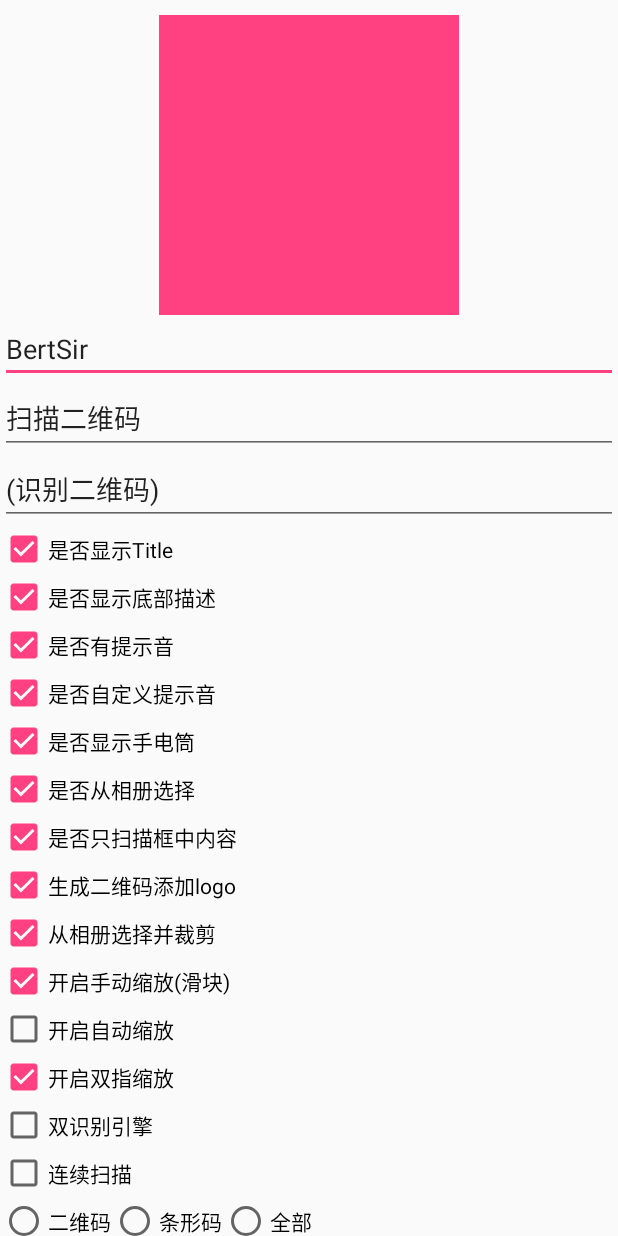
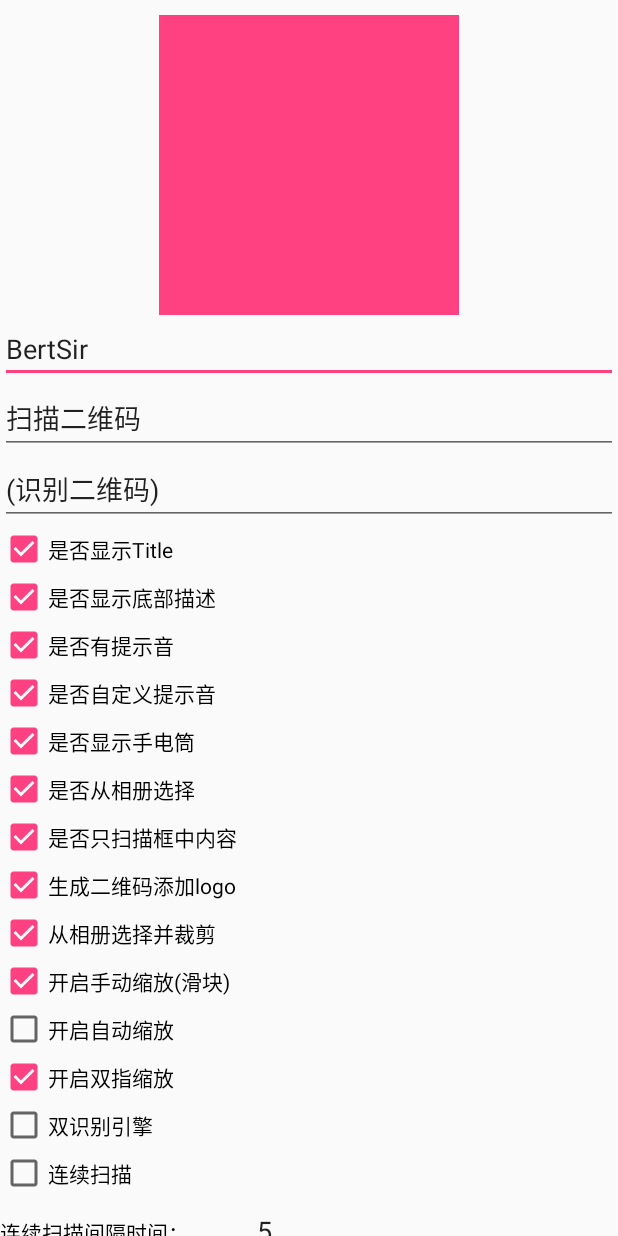
Before and after one commit to bertsir/zBarLibary, an Android app: the layout activity_main.xml on its own in the app's theme, with its tools: preview values and no code run, on a phone screen of 412 x 824 dp. Run offline under Robolectric (Android 15) with nearby library versions, the light colour scheme and no system bars.

Commit message:
新增功能

```diff
--- a/app/build.gradle
+++ b/app/build.gradle
@@ -7,8 +7,8 @@ android {
         applicationId "cn.bertsir.qrtest"
         minSdkVersion 18
         targetSdkVersion 25
-        versionCode 20
-        versionName "4.8"
+        versionCode 21
+        versionName "4.9"
         testInstrumentationRunner "android.support.test.runner.AndroidJUnitRunner"
         ndk {
             abiFilters "armeabi-v7a"  // 指定要ndk需要兼容的架构(这样其他依赖包里mips,x86,armeabi,arm-v8之类的so会被过滤掉)
--- a/app/src/main/java/cn/bertsir/qrtest/MainActivity.java
+++ b/app/src/main/java/cn/bertsir/qrtest/MainActivity.java
@@ -49,7 +49,7 @@ public class MainActivity extends AppCompatActivity implements View.OnClickListe
     private RadioButton rb_screen_sx;
     private RadioButton rb_screen_hx;
     private RadioButton rb_screen_auto;
-
+    private EditText et_loop_scan_time;
 
 
     @Override
@@ -106,6 +106,7 @@ public class MainActivity extends AppCompatActivity implements View.OnClickListe
         rb_screen_hx = (RadioButton) findViewById(R.id.rb_screen_hx);
         rb_screen_sx = (RadioButton) findViewById(R.id.rb_screen_sx);
         rb_screen_auto = (RadioButton) findViewById(R.id.rb_screen_auto);
+        et_loop_scan_time = (EditText) findViewById(R.id.et_loop_scan_time);
 
         rb_qrcode.setChecked(true);
         rb_screen_sx.setChecked(true);
@@ -181,6 +182,7 @@ public class MainActivity extends AppCompatActivity implements View.OnClickListe
                 .setScreenOrientation(screen)//设置屏幕方式
                 .setOpenAlbumText("选择要识别的图片")//打开相册的文字
                 .setLooperScan(cb_loop_scan.isChecked())//是否连续扫描二维码
+                .setLooperWaitTime(Integer.parseInt(et_loop_scan_time.getText().toString())*1000)//连续扫描间隔时间
                 .create();
         QrManager.getInstance().init(qrConfig).startScan(MainActivity.this, new QrManager.OnScanResultCallback() {
             @Override
--- a/app/src/main/res/layout/activity_main.xml
+++ b/app/src/main/res/layout/activity_main.xml
@@ -148,6 +148,28 @@
               android:checked="false"
               />
 
+         <LinearLayout
+             android:layout_width="match_parent"
+             android:layout_height="wrap_content"
+             android:orientation="horizontal"
+             >
+            <TextView
+                android:layout_width="wrap_content"
+                android:layout_height="wrap_content"
+                android:text="连续扫描间隔时间："
+                android:textColor="@android:color/black"
+                />
+            <EditText
+                android:id="@+id/et_loop_scan_time"
+                android:layout_width="100dp"
+                android:layout_height="wrap_content"
+                android:inputType="number"
+                android:text="5"
+                android:gravity="center_horizontal"
+                />
+
+         </LinearLayout>
+
          <RadioGroup
              android:layout_width="match_parent"
              android:layout_height="wrap_content"
--- a/zbarlibary/build.gradle
+++ b/zbarlibary/build.gradle
@@ -1,7 +1,7 @@
 apply plugin: 'com.android.library'
 apply plugin: 'com.github.dcendents.android-maven'
 apply plugin: 'com.jfrog.bintray'
-version = "1.3.4" // 修改为你的版本号
+version = "1.3.5" // 修改为你的版本号
 
 android {
     compileSdkVersion 25
@@ -10,8 +10,8 @@ android {
     defaultConfig {
         minSdkVersion 15
         targetSdkVersion 22
-        versionCode 134
-        versionName "1.3.4"
+        versionCode 135
+        versionName "1.3.5"
 
         testInstrumentationRunner "android.support.test.runner.AndroidJUnitRunner"
 
--- a/zbarlibary/src/main/AndroidManifest.xml
+++ b/zbarlibary/src/main/AndroidManifest.xml
@@ -29,6 +29,7 @@
                 android:resource="@xml/qr_file_paths"/>
         </provider>
         <activity android:name="cn.bertsir.zbar.QRActivity"
+                  android:configChanges="keyboardHidden|orientation|screenSize"
             />
         <activity
             android:name=".utils.PermissionUtils$PermissionActivity"
--- a/zbarlibary/src/main/java/cn/bertsir/zbar/QRActivity.java
+++ b/zbarlibary/src/main/java/cn/bertsir/zbar/QRActivity.java
@@ -96,6 +96,7 @@ public class QRActivity extends Activity implements View.OnClickListener {
         Symbol.is_auto_zoom = options.isAuto_zoom();
         Symbol.doubleEngine = options.isDouble_engine();
         Symbol.looperScan = options.isLoop_scan();
+        Symbol.looperWaitTime = options.getLoop_wait_time();
         Symbol.screenWidth = QRUtils.getInstance().getScreenWidth(this);
         Symbol.screenHeight = QRUtils.getInstance().getScreenHeight(this);
         setContentView(R.layout.activity_qr);
@@ -418,4 +419,9 @@ public class QRActivity extends Activity implements View.OnClickListener {
     }
 
 
+    @Override
+    public void onConfigurationChanged(Configuration newConfig) {
+        super.onConfigurationChanged(newConfig);
+    }
+
 }
--- a/zbarlibary/src/main/java/cn/bertsir/zbar/Qr/Symbol.java
+++ b/zbarlibary/src/main/java/cn/bertsir/zbar/Qr/Symbol.java
@@ -166,6 +166,12 @@ public class Symbol {
 
 
     /**
+     * 持续扫描间隔时间
+     */
+    public static int looperWaitTime = 0;
+
+
+    /**
      * C pointer to a zbar_symbol_t.
      */
     private long peer;
```
Also changed, not shown: zbarlibary/src/main/java/cn/bertsir/zbar/CameraScanAnalysis.java (+8 -0 lines), zbarlibary/src/main/java/cn/bertsir/zbar/QrConfig.java (+13 -0 lines), 1 other file.
